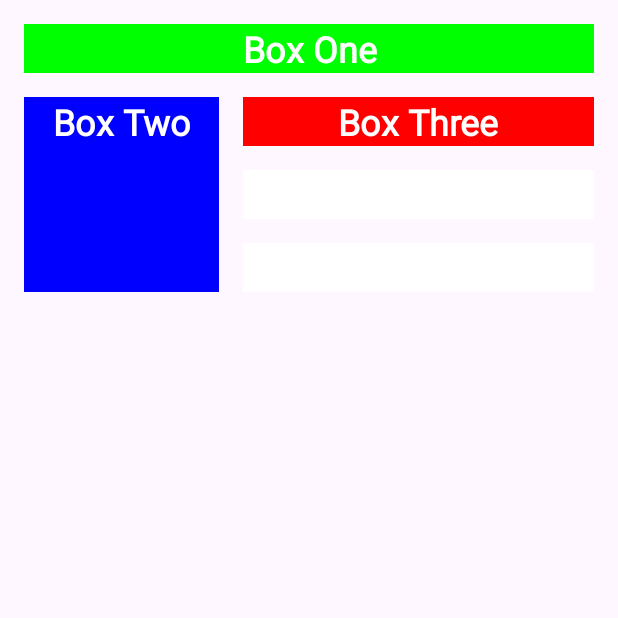
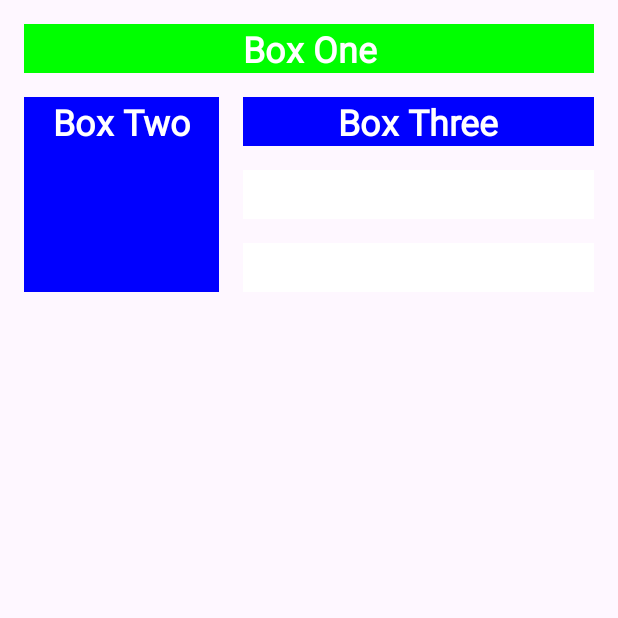
Before and after one commit to Edmund2410/Practical3Friday, an Android app: the screen it shows after launch (MainActivity), after a tap on "Box Three", on a phone screen of 412 x 824 dp, the top half of it. Run offline under Robolectric (Android 15) with nearby library versions, the phone set to English and light mode, and no system bars; 2 other taps on this screen came first.

Commit message:
initial commit

```diff
--- a/app/src/main/java/com/example/practical3fri/MainActivity.kt
+++ b/app/src/main/java/com/example/practical3fri/MainActivity.kt
@@ -17,7 +17,7 @@ class MainActivity : AppCompatActivity() {
         when(view.id){
             R.id.box_one_text->view.setBackgroundColor(Color.GREEN)
             R.id.box_two_text->view.setBackgroundColor(Color.BLUE)
-            R.id.box_three_text->view.setBackgroundColor(Color.RED)
+            R.id.box_three_text->view.setBackgroundColor(Color.BLUE)
             R.id.box_four_text->view.setBackgroundColor(Color.MAGENTA)
             R.id.box_five_text->view.setBackgroundColor(Color.CYAN)
             else -> view.setBackgroundColor(Color.DKGRAY)
```
